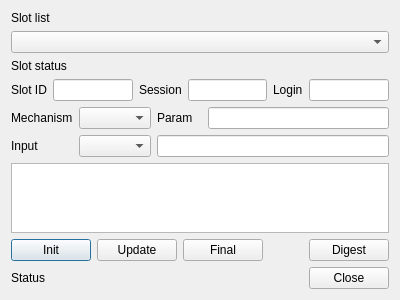
First picture: the form in HsmMan/digest_dlg.ui, repository jykim74/CryptokiMan, before the edit.
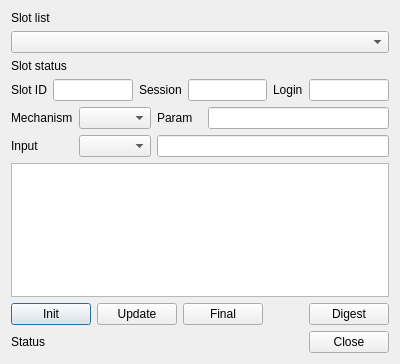
Second picture: the form after the edit.

Diff of the .ui file:
```diff
--- a/HsmMan/digest_dlg.ui
+++ b/HsmMan/digest_dlg.ui
@@ -7,7 +7,7 @@
     <x>0</x>
     <y>0</y>
     <width>400</width>
-    <height>300</height>
+    <height>364</height>
    </rect>
   </property>
   <property name="windowTitle">
```
Left out of the diff: 2 changed lines with no effect on the pictures.
